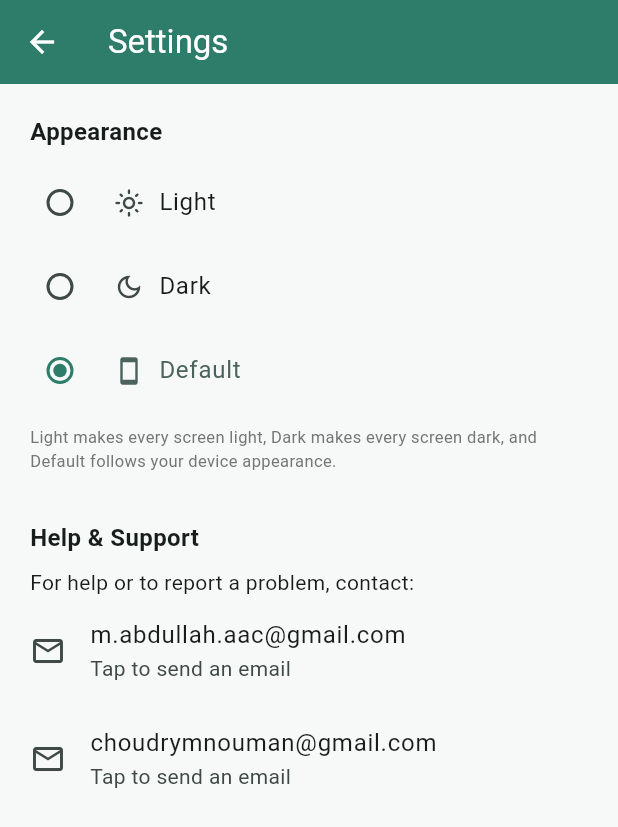
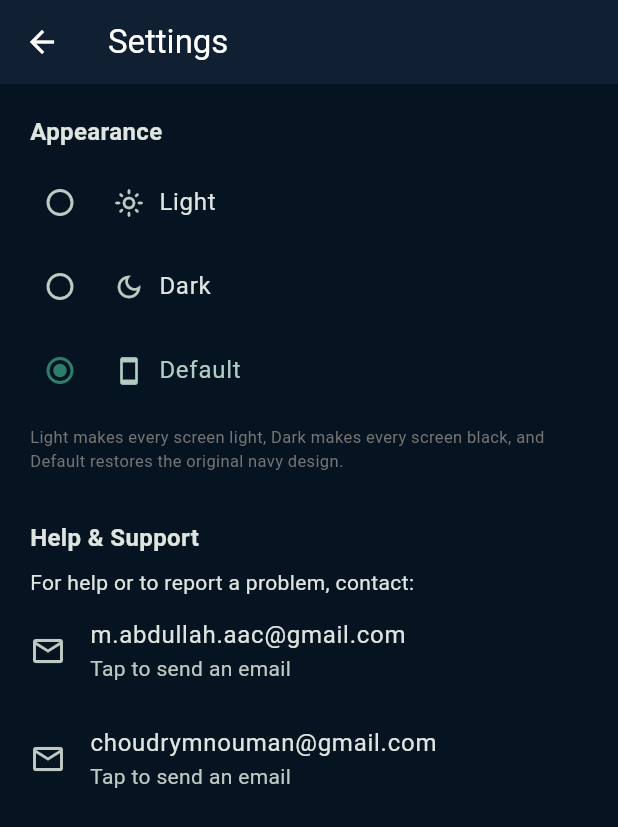
Before and after one commit to ABDULLAHkap/testing_app, a Flutter app: the ServerSettingsScreen screen opened directly, on a phone screen of 412 x 824 dp. Shown: the top 827 px of the screen. Run offline on Flutter 3.47's test engine with Material 3 defaults, Android fonts, the phone set to English and light mode, and no system bars; our stand-ins replace flutter_secure_storage, share_plus; missing offline and left inert: dart:html; accounts and stored records are empty.

Commit message:
Separate default navy and black appearance modes

```diff
--- a/mdcat_app/lib/main.dart
+++ b/mdcat_app/lib/main.dart
@@ -26,7 +26,9 @@
             title: 'Exam Preparation',
             debugShowCheckedModeBanner: false,
             theme: AppTheme.theme,
-            darkTheme: AppTheme.darkTheme,
+            darkTheme: themeProvider.appearance == AppAppearance.standard
+                ? AppTheme.standardTheme
+                : AppTheme.darkTheme,
             themeMode: themeProvider.mode,
             home: const AuthGate(),
           );
--- a/mdcat_app/lib/screens/settings/server_settings_screen.dart
+++ b/mdcat_app/lib/screens/settings/server_settings_screen.dart
@@ -263,27 +263,27 @@
                   context,
                   label: "Light",
                   icon: Icons.light_mode_outlined,
-                  mode: ThemeMode.light,
-                  current: themeProvider.mode,
+                  mode: AppAppearance.light,
+                  current: themeProvider.appearance,
                 ),
                 _themeOption(
                   context,
                   label: "Dark",
                   icon: Icons.dark_mode_outlined,
-                  mode: ThemeMode.dark,
-                  current: themeProvider.mode,
+                  mode: AppAppearance.dark,
+                  current: themeProvider.appearance,
                 ),
                 _themeOption(
                   context,
                   label: "Default",
                   icon: Icons.smartphone,
-                  mode: ThemeMode.system,
-                  current: themeProvider.mode,
+                  mode: AppAppearance.standard,
+                  current: themeProvider.appearance,
                 ),
                 const SizedBox(height: 8),
                 Text(
                   "Light makes every screen light, Dark makes every screen "
-                  "dark, and Default follows your device appearance.",
+                  "black, and Default restores the original navy design.",
                   style: TextStyle(fontSize: 11, color: Colors.grey.shade600),
                 ),
                 const SizedBox(height: 32),
@@ -335,16 +335,16 @@
     BuildContext context, {
     required String label,
     required IconData icon,
-    required ThemeMode mode,
-    required ThemeMode current,
+    required AppAppearance mode,
+    required AppAppearance current,
   }) {
     final selected = mode == current;
-    return RadioListTile<ThemeMode>(
+    return RadioListTile<AppAppearance>(
       value: mode,
       groupValue: current,
       onChanged: (value) {
         if (value != null) {
-          context.read<ThemeProvider>().setMode(value);
+          context.read<ThemeProvider>().setAppearance(value);
         }
       },
       title: Row(
--- a/mdcat_app/lib/services/theme_provider.dart
+++ b/mdcat_app/lib/services/theme_provider.dart
@@ -1,37 +1,42 @@
 import 'package:flutter/material.dart';
 import 'package:flutter_secure_storage/flutter_secure_storage.dart';
+
+enum AppAppearance { standard, light, dark }
 
 class ThemeProvider extends ChangeNotifier {
   static const _storage = FlutterSecureStorage();
   static const _key = "theme_mode";
 
-  ThemeMode _mode = ThemeMode.system;
-  ThemeMode get mode => _mode;
+  AppAppearance _appearance = AppAppearance.standard;
+  AppAppearance get appearance => _appearance;
+
+  ThemeMode get mode =>
+      _appearance == AppAppearance.light ? ThemeMode.light : ThemeMode.dark;
 
   Future<void> load() async {
     final stored = await _storage.read(key: _key);
     switch (stored) {
       case "light":
-        _mode = ThemeMode.light;
+        _appearance = AppAppearance.light;
         break;
       case "dark":
-        _mode = ThemeMode.dark;
+        _appearance = AppAppearance.dark;
         break;
       default:
-        _mode = ThemeMode.system;
+        _appearance = AppAppearance.standard;
     }
     notifyListeners();
   }
 
-  Future<void> setMode(ThemeMode mode) async {
-    _mode = mode;
+  Future<void> setAppearance(AppAppearance appearance) async {
+    _appearance = appearance;
     notifyListeners();
     await _storage.write(
       key: _key,
-      value: switch (mode) {
-        ThemeMode.light => "light",
-        ThemeMode.dark => "dark",
-        ThemeMode.system => "system",
+      value: switch (appearance) {
+        AppAppearance.light => "light",
+        AppAppearance.dark => "dark",
+        AppAppearance.standard => "default",
       },
     );
   }
--- a/mdcat_app/lib/theme/app_theme.dart
+++ b/mdcat_app/lib/theme/app_theme.dart
@@ -19,7 +19,7 @@
       brightness: Brightness.light,
       scaffoldBackgroundColor: background,
       colorScheme: scheme,
-      appBarTheme: const AppBarTheme(
+      appBarTheme: AppBarTheme(
         backgroundColor: primary,
         foregroundColor: Colors.white,
         elevation: 0,
@@ -51,23 +51,34 @@
     );
   }
 
-  static ThemeData get darkTheme {
-    const darkBackground = Color(0xFF061320);
-    const darkSurface = Color(0xFF101F32);
+  static ThemeData get standardTheme => _buildDarkTheme(
+    background: const Color(0xFF061320),
+    surface: const Color(0xFF101F32),
+  );
+
+  static ThemeData get darkTheme => _buildDarkTheme(
+    background: Colors.black,
+    surface: const Color(0xFF121212),
+  );
+
+  static ThemeData _buildDarkTheme({
+    required Color background,
+    required Color surface,
+  }) {
     final scheme = ColorScheme.fromSeed(
       seedColor: primary,
       primary: primary,
       brightness: Brightness.dark,
-      surface: darkSurface,
+      surface: surface,
     );
 
     return ThemeData(
       useMaterial3: true,
       brightness: Brightness.dark,
-      scaffoldBackgroundColor: darkBackground,
+      scaffoldBackgroundColor: background,
       colorScheme: scheme,
-      appBarTheme: const AppBarTheme(
-        backgroundColor: darkSurface,
+      appBarTheme: AppBarTheme(
+        backgroundColor: surface,
         foregroundColor: Colors.white,
         elevation: 0,
       ),
@@ -84,10 +95,10 @@
       inputDecorationTheme: InputDecorationTheme(
         border: OutlineInputBorder(borderRadius: BorderRadius.circular(10)),
         filled: true,
-        fillColor: darkSurface,
+        fillColor: surface,
       ),
       cardTheme: CardThemeData(
-        color: darkSurface,
+        color: surface,
         elevation: 0,
         shape: RoundedRectangleBorder(
           borderRadius: BorderRadius.circular(16),
```
